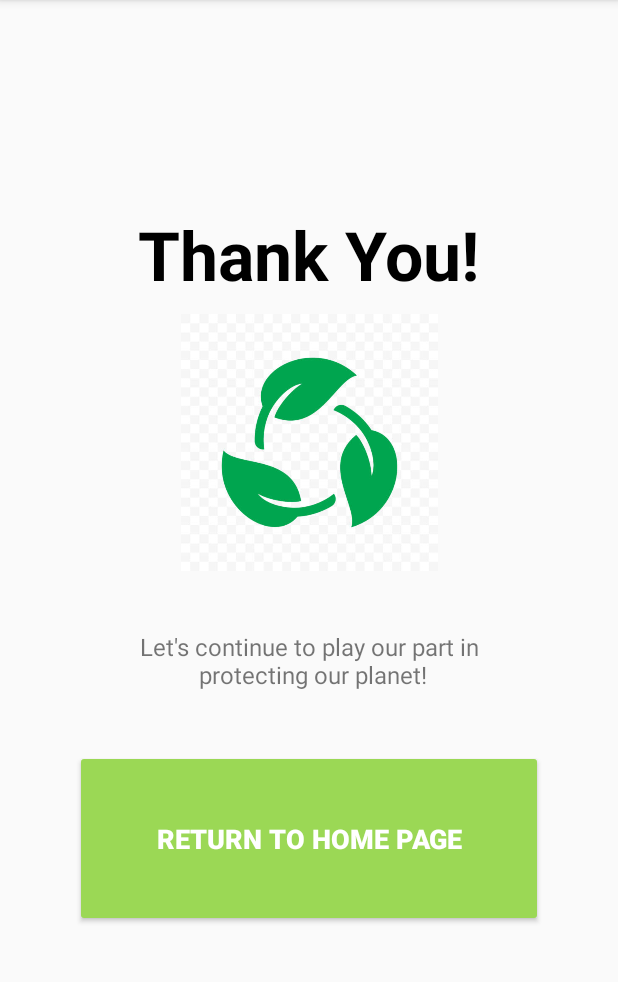
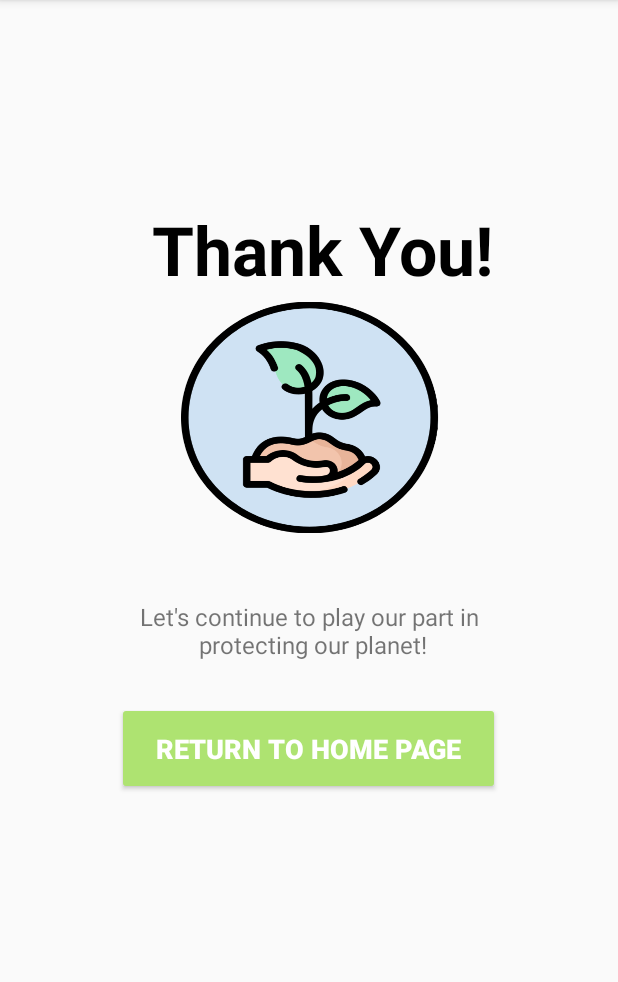
Before and after one commit to kparisej/Zero-Waste-Mobile-App-v2, an Android app: the fragment fragment_goodbye shown on its own in the app's theme, on a phone screen of 412 x 824 dp, the part 84-1066 px from its top. Run offline under Robolectric (Android 15) with nearby library versions, the phone set to English and light mode, and no system bars.

Commit message:
Goodbye Design Constraints fixed

```diff
--- a/app/src/main/AndroidManifest.xml
+++ b/app/src/main/AndroidManifest.xml
@@ -9,9 +9,10 @@
         android:roundIcon="@mipmap/ic_launcher_round"
         android:supportsRtl="true"
         android:theme="@style/AppTheme">
-        <activity android:name=".WelcomePageActivity"></activity>
+        <activity android:name=".GoodbyeActivity"></activity>
+        <activity android:name=".MainActivity" />
         <activity
-            android:name=".MainActivity"
+            android:name=".WelcomePageActivity"
             android:label="@string/app_name">
             <intent-filter>
                 <action android:name="android.intent.action.MAIN" />
--- a/app/src/main/res/layout/fragment_goodbye_fragment.xml
+++ b/app/src/main/res/layout/fragment_goodbye_fragment.xml
@@ -24,31 +24,11 @@
         app:layout_constraintStart_toStartOf="parent"
         app:layout_constraintTop_toTopOf="parent" />
 
-    <Button
-        android:id="@+id/goodbye_page_b1"
-        android:layout_width="0dp"
-        android:layout_height="0dp"
-        android:layout_marginStart="50dp"
-        android:layout_marginTop="500dp"
-        android:layout_marginEnd="50dp"
-        android:layout_marginBottom="150dp"
-        android:backgroundTint="#9BD855"
-        android:text="Return to Home Page"
-        android:textAlignment="center"
-        android:textColor="#FFFFFF"
-        android:textSize="18sp"
-        android:textStyle="bold"
-        app:layout_constraintBottom_toBottomOf="parent"
-        app:layout_constraintEnd_toEndOf="parent"
-        app:layout_constraintHorizontal_bias="0.0"
-        app:layout_constraintStart_toStartOf="parent"
-        app:layout_constraintTop_toTopOf="parent"
-        app:layout_constraintVertical_bias="1.0" />
-
     <TextView
         android:id="@+id/textView"
         android:layout_width="wrap_content"
         android:layout_height="wrap_content"
+        android:layout_marginTop="10dp"
         android:layout_marginBottom="300dp"
         android:text="Thank You!"
         android:textColor="#000000"
@@ -56,20 +36,22 @@
         android:textStyle="bold"
         app:layout_constraintBottom_toTopOf="@+id/goodbye_page_b1"
         app:layout_constraintEnd_toEndOf="parent"
+        app:layout_constraintHorizontal_bias="0.552"
         app:layout_constraintStart_toStartOf="parent"
         app:layout_constraintTop_toTopOf="parent"
-        app:layout_constraintVertical_bias="1.0" />
+        app:layout_constraintVertical_bias="0.53" />
 
     <ImageView
         android:id="@+id/imageView"
         android:layout_width="206dp"
         android:layout_height="171dp"
-        android:layout_marginTop="90dp"
-        android:src="@drawable/istockphoto_1159447883_612x612"
+        android:layout_marginTop="50dp"
+        android:src="@drawable/sustainability_icon"
         app:layout_constraintBottom_toTopOf="@+id/goodbye_page_b1"
         app:layout_constraintEnd_toEndOf="parent"
         app:layout_constraintStart_toStartOf="parent"
         app:layout_constraintTop_toTopOf="parent"
+        app:layout_constraintVertical_bias="0.369"
         app:srcCompat="@drawable/sustainability_icon" />
 
     <TextView
@@ -82,6 +64,44 @@
         app:layout_constraintBottom_toTopOf="@+id/goodbye_page_b1"
         app:layout_constraintEnd_toEndOf="parent"
         app:layout_constraintStart_toStartOf="parent"
-        app:layout_constraintTop_toBottomOf="@+id/imageView" />
+        app:layout_constraintTop_toBottomOf="@+id/imageView"
+        app:layout_constraintVertical_bias="0.176" />
+
+    <Button
+        android:id="@+id/goodbye_page_b1"
+        android:layout_width="0dp"
+        android:layout_height="0dp"
+        android:layout_marginStart="50dp"
+        android:layout_marginEnd="50dp"
+        android:layout_marginBottom="160dp"
+        android:backgroundTint="#040403"
+        android:text="Return to Home Page"
+        android:textAlignment="center"
+        android:textColor="#FFFFFF"
+        android:textSize="18sp"
+        android:textStyle="bold"
+        app:layout_constraintBottom_toBottomOf="parent"
+        app:layout_constraintEnd_toEndOf="parent"
+        app:layout_constraintHorizontal_bias="0.0"
+        app:layout_constraintStart_toStartOf="parent" />
+
+    <Button
+        android:id="@+id/goodbye_button"
+        android:layout_width="255dp"
+        android:layout_height="62dp"
+        android:layout_marginTop="24dp"
+        android:backgroundTint="#AEE371"
+        android:text="Return to Home Page"
+        android:textColor="#FFFFFF"
+        android:textSize="18sp"
+        android:textStyle="bold"
+        android:onClick="callGoodbyePage"
+        app:layout_constraintBottom_toBottomOf="@+id/goodbye_page_b1"
+        app:layout_constraintEnd_toEndOf="parent"
+        app:layout_constraintHorizontal_bias="0.498"
+        app:layout_constraintStart_toStartOf="parent"
+        app:layout_constraintTop_toBottomOf="@+id/textView2"
+        app:layout_constraintVertical_bias="0.038"
+        tools:ignore="OnClick" />
 
 </androidx.constraintlayout.widget.ConstraintLayout>
--- a/app/src/main/res/layout/welcome_page_fragment.xml
+++ b/app/src/main/res/layout/welcome_page_fragment.xml
@@ -100,12 +100,15 @@
         android:text="click to continue"
         android:textSize="26sp"
         android:textStyle="bold"
+        android:onClick="callMainPage"
+
         app:layout_constraintBottom_toTopOf="@+id/raffle_b"
         app:layout_constraintEnd_toEndOf="parent"
         app:layout_constraintHorizontal_bias="0.497"
         app:layout_constraintStart_toStartOf="parent"
         app:layout_constraintTop_toTopOf="parent"
-        app:layout_constraintVertical_bias="0.847" />
+        app:layout_constraintVertical_bias="0.847"
+        tools:ignore="OnClick" />
 
     <TextView
         android:id="@+id/or_t"
```
Also changed, not shown: app/src/main/java/com/example/zero_waste_mobile_app/GoodbyeActivity.java (added, +26 -0 lines), app/src/main/java/com/example/zero_waste_mobile_app/MainActivity.java (+9 -2 lines), app/src/main/java/com/example/zero_waste_mobile_app/WelcomePageActivity.java (+15 -6 lines), app/src/main/res/layout/activity_main.xml (+24 -12 lines), app/src/main/res/drawable/istockphoto_1159447883_612x612.jpg (deleted).
